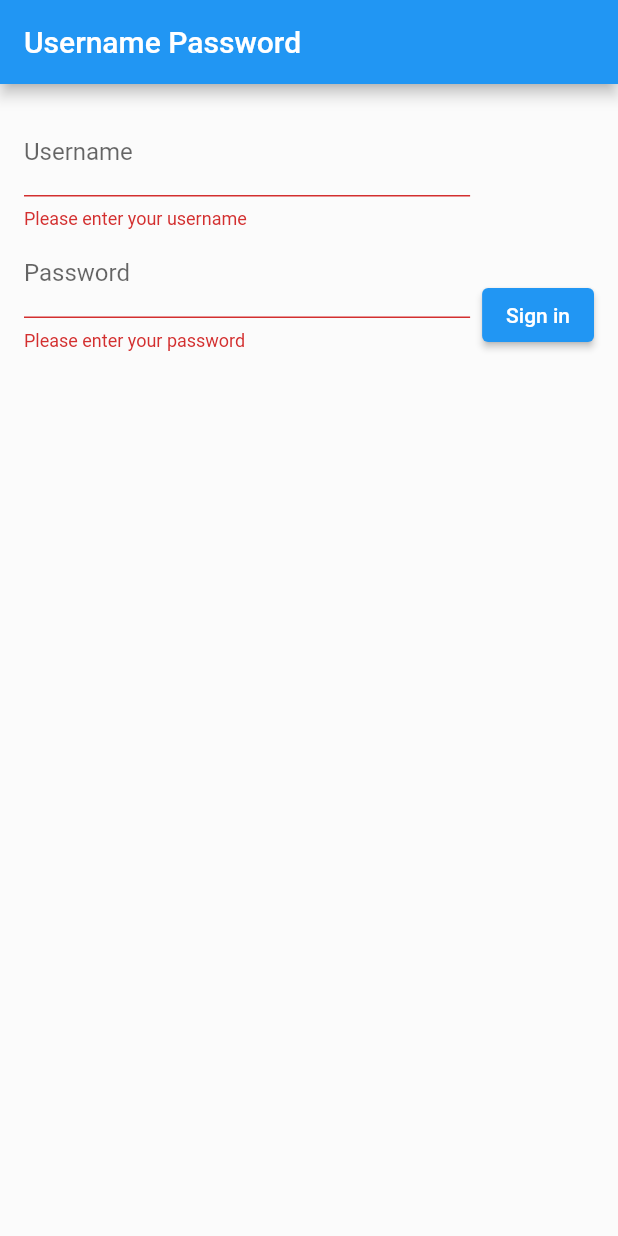
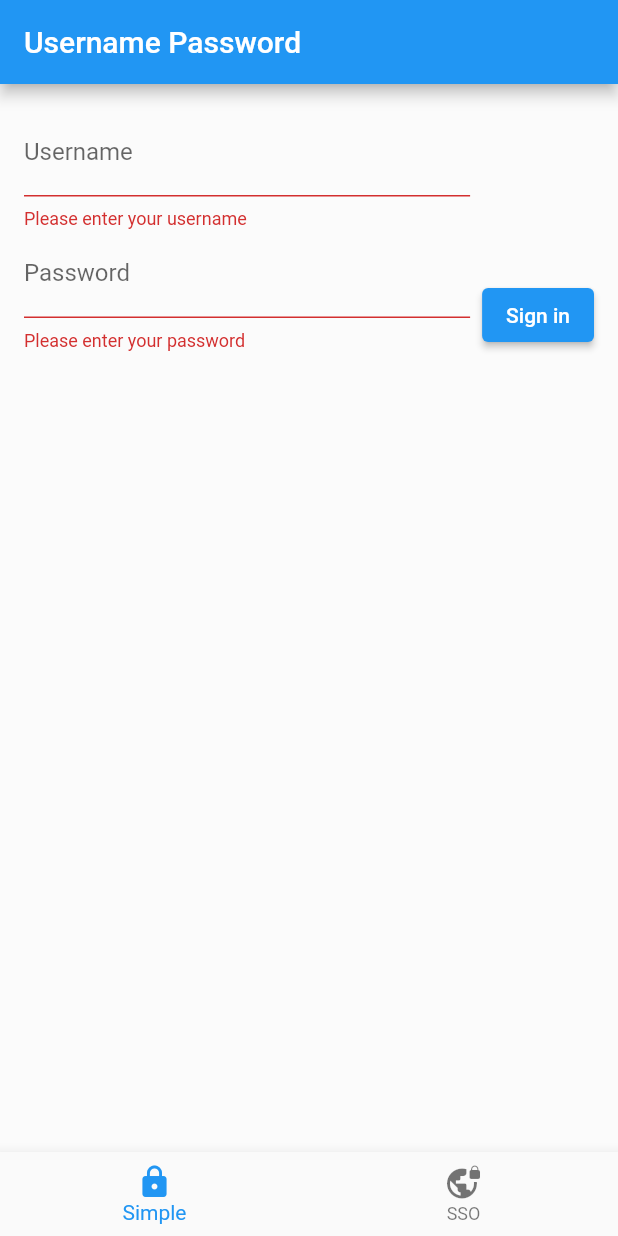
Before and after one commit to skyfoxs/SSOhMyGosh, a Flutter app: the screen it shows after launch, after a tap on "Sign in", on a phone screen of 412 x 824 dp. Run offline on Flutter 3.47's test engine with Material 2 defaults, Android fonts, the phone set to English and light mode, and no system bars; missing offline and left inert: jwt_decode, openid_client, pretty_json.

Commit message:
Add sso login form

```diff
--- /dev/null
+++ b/lib/home.dart
@@ -0,0 +1,48 @@
+import 'package:auth/simple_signin_screen.dart';
+import 'package:auth/sso_signin_screen.dart';
+import 'package:flutter/material.dart';
+
+class HomeScreen extends StatefulWidget {
+  const HomeScreen({Key? key}) : super(key: key);
+
+  @override
+  _HomeScreenState createState() => _HomeScreenState();
+}
+
+class _HomeScreenState extends State<HomeScreen> {
+  PageController pageController = PageController();
+  int _selectedIndex = 0;
+
+  @override
+  Widget build(BuildContext context) {
+    return Scaffold(
+      body: PageView(
+        controller: pageController,
+        physics: const NeverScrollableScrollPhysics(),
+        children: const [
+          SimpleSignInScreen(),
+          SSOSignInScreen(),
+        ],
+      ),
+      bottomNavigationBar: BottomNavigationBar(
+        currentIndex: _selectedIndex,
+        items: const [
+          BottomNavigationBarItem(
+            icon: Icon(Icons.lock),
+            label: 'Simple',
+          ),
+          BottomNavigationBarItem(
+            icon: Icon(Icons.vpn_lock),
+            label: 'SSO',
+          ),
+        ],
+        onTap: (int index) {
+          setState(() {
+            _selectedIndex = index;
+            pageController.jumpToPage(index);
+          });
+        },
+      ),
+    );
+  }
+}
--- a/lib/main.dart
+++ b/lib/main.dart
@@ -1,4 +1,4 @@
-import 'package:auth/simple_signin_screen.dart';
+import 'package:auth/home.dart';
 import 'package:flutter/material.dart';
 
 void main() {
@@ -15,7 +15,7 @@ class MyApp extends StatelessWidget {
       theme: ThemeData(
         primarySwatch: Colors.blue,
       ),
-      home: const SimpleSignInScreen(),
+      home: const HomeScreen(),
     );
   }
 }
--- /dev/null
+++ b/lib/sso_signin_screen.dart
@@ -0,0 +1,91 @@
+import 'package:auth/authentication.dart';
+import 'package:flutter/material.dart';
+import 'package:http/http.dart';
+import 'package:pretty_json/pretty_json.dart';
+
+class SSOSignInScreen extends StatefulWidget {
+  const SSOSignInScreen({Key? key}) : super(key: key);
+
+  @override
+  _SSOSignInScreenState createState() => _SSOSignInScreenState();
+}
+
+class _SSOSignInScreenState extends State<SSOSignInScreen> {
+  String _result = "";
+  String _error = "";
+  bool _isLoading = false;
+
+  _onPressedSignIn() {
+    setState(() {
+      _isLoading = true;
+      _error = "";
+      _result = "";
+    });
+
+    Authentication authentication = Authentication(client: Client());
+    authentication
+        .ssoSignIn()
+        .then((claim) => setState(() {
+              _isLoading = false;
+              _result = prettyJson(claim, indent: 2);
+            }))
+        .catchError((error) => setState(() {
+              _isLoading = false;
+              _error = "Oops, Something went wrong. Please try again.";
+            }));
+  }
+
+  @override
+  Widget build(BuildContext context) {
+    return Scaffold(
+      appBar: AppBar(
+        title: const Text('SSO SignIn'),
+      ),
+      body: Column(
+        children: [
+          Container(
+            padding: const EdgeInsets.all(16),
+            child: Center(
+              child: ElevatedButton(
+                onPressed: _onPressedSignIn,
+                child: const Text('Continue with SSO'),
+              ),
+            ),
+          ),
+          Expanded(
+            child: _isLoading
+                ? buildLoadingIndicator()
+                : _error.isNotEmpty
+                    ? buildErrorMessage()
+                    : buildResult(),
+          ),
+        ],
+      ),
+    );
+  }
+
+  Scrollbar buildResult() {
+    return Scrollbar(
+      child: SingleChildScrollView(
+        child: Container(
+          padding: const EdgeInsets.all(16),
+          child: Text(_result),
+        ),
+      ),
+      isAlwaysShown: true,
+    );
+  }
+
+  Text buildErrorMessage() {
+    return Text(
+      _error,
+      style: const TextStyle(color: Colors.red),
+    );
+  }
+
+  Center buildLoadingIndicator() {
+    return const Center(
+      child: CircularProgressIndicator(),
+    );
+  }
+}
```
Also changed, not shown: lib/authentication.dart (+37 -4 lines), pubspec.yaml (+2 -21 lines), pubspec.lock, 6 other files.
